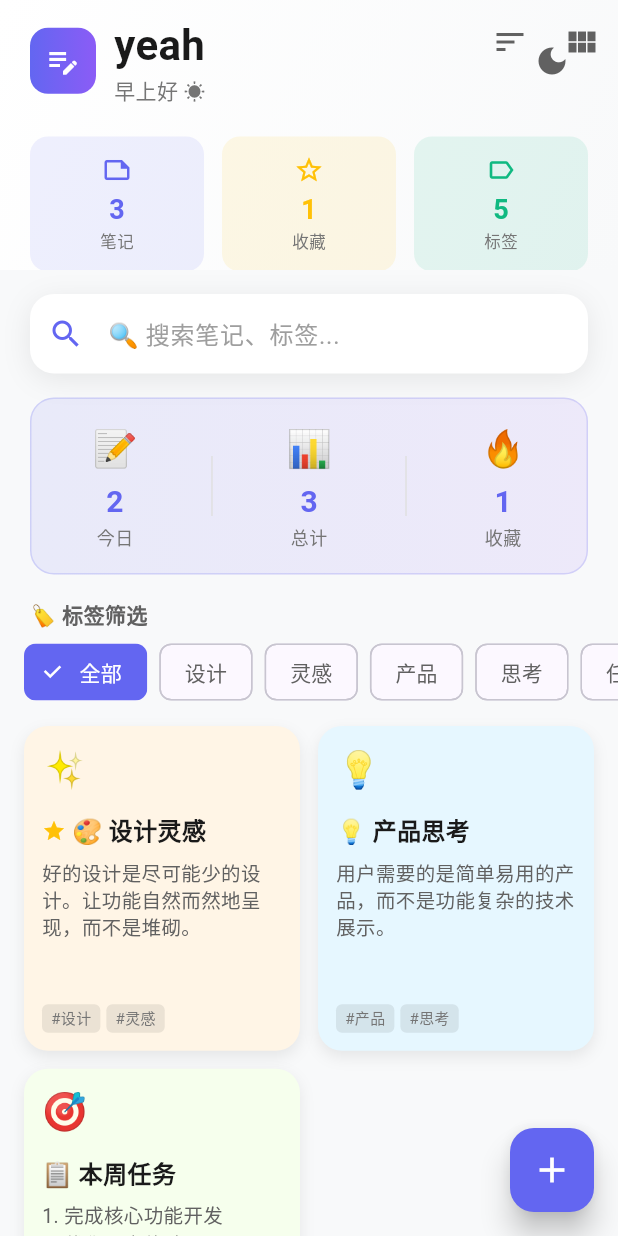
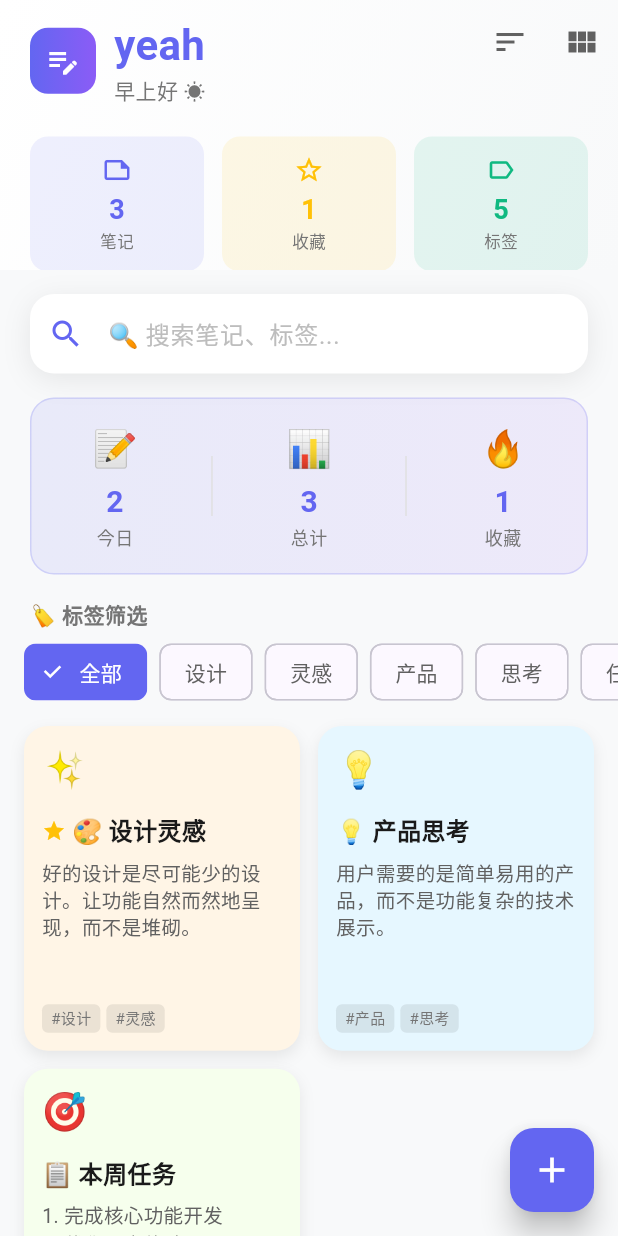
Before and after one commit to yigesurezyxx/yigesureyydsn, a Flutter app: the screen it shows after launch, after a tap on "全部", on a phone screen of 412 x 824 dp. Run offline on Flutter 3.47's test engine with Material 3 defaults, Android fonts, the phone set to English and light mode, and no system bars; our stand-ins replace shared_preferences.

Commit message:
🔧 v5.0.0 Bug修复：全面代码优化和错误修复

```diff
--- a/lib/main.dart
+++ b/lib/main.dart
@@ -1,6 +1,5 @@
 import 'dart:async';
 import 'dart:convert';
-import 'dart:math';
 import 'package:flutter/material.dart';
 import 'package:flutter/services.dart';
 import 'package:shared_preferences/shared_preferences.dart';
@@ -10,7 +9,7 @@ void main() {
   SystemChrome.setSystemUIOverlayStyle(
     const SystemUiOverlayStyle(
       statusBarColor: Colors.transparent,
-      statusBarIconBrightness: Brightness.dark,
+      statusBarIconBrightness: Brightness.light,
     ),
   );
   runApp(const YeahApp());
@@ -32,6 +31,7 @@ class YeahApp extends StatelessWidget {
           brightness: Brightness.light,
         ),
         fontFamily: 'Roboto',
+        scaffoldBackgroundColor: const Color(0xFFF8F9FA),
       ),
       darkTheme: ThemeData(
         useMaterial3: true,
@@ -41,6 +41,7 @@ class YeahApp extends StatelessWidget {
           brightness: Brightness.dark,
         ),
         fontFamily: 'Roboto',
+        scaffoldBackgroundColor: const Color(0xFF121212),
       ),
       themeMode: ThemeMode.system,
       home: const NoteHomePage(),
@@ -62,13 +63,11 @@ class _NoteHomePageState extends State<NoteHomePage> with TickerProviderStateMix
   bool _isLoading = true;
   ViewMode _viewMode = ViewMode.grid;
   String _sortBy = 'date';
-  Set<String> _selectedTags = {};
-  bool _isDarkMode = false;
+  final Set<String> _selectedTags = {};
 
   final TextEditingController _searchController = TextEditingController();
   late AnimationController _fabAnimationController;
   late AnimationController _refreshAnimationController;
-  late AnimationController _searchAnimationController;
 
   @override
   void initState() {
@@ -81,19 +80,20 @@ class _NoteHomePageState extends State<NoteHomePage> with TickerProviderStateMix
       vsync: this,
       duration: const Duration(milliseconds: 800),
     );
-    _searchAnimationController = AnimationController(
-      vsync: this,
-      duration: const Duration(milliseconds: 200),
-    );
     _loadNotes();
     _refreshAnimationController.repeat();
-    _isDarkMode = MediaQuery.platformBrightnessOf(context) == Brightness.dark;
+  }
+
+  @override
+  void didChangeDependencies() {
+    super.didChangeDependencies();
   }
 
   Future<void> _loadNotes() async {
+    try {
       final prefs = await SharedPreferences.getInstance();
       final notesJson = prefs.getString('notes');
-    if (notesJson != null) {
+      if (notesJson != null && notesJson.isNotEmpty) {
         final List<dynamic> notesList = json.decode(notesJson);
         setState(() {
           _notes.addAll(notesList.map((json) => Note.fromJson(json)));
@@ -101,6 +101,10 @@ class _NoteHomePageState extends State<NoteHomePage> with TickerProviderStateMix
           _isLoading = false;
         });
       } else {
+        _addDemoNotes();
+        setState(() => _isLoading = false);
+      }
+    } catch (e) {
       _addDemoNotes();
       setState(() => _isLoading = false);
     }
@@ -119,7 +123,7 @@ class _NoteHomePageState extends State<NoteHomePage> with TickerProviderStateMix
         mood: '✨',
       ),
       Note(
-        id: (DateTime.now().millisecondsSinceEpoch - 1).toString(),
+        id: (DateTime.now().millisecondsSinceEpoch - 1000).toString(),
         title: '💡 产品思考',
         content: '用户需要的是简单易用的产品，而不是功能复杂的技术展示。',
         color: 0xFFE6F7FF,
@@ -128,7 +132,7 @@ class _NoteHomePageState extends State<NoteHomePage> with TickerProviderStateMix
         mood: '💡',
       ),
       Note(
-        id: (DateTime.now().millisecondsSinceEpoch - 2).toString(),
+        id: (DateTime.now().millisecondsSinceEpoch - 2000).toString(),
         title: '📋 本周任务',
         content: '1. 完成核心功能开发\n2. 优化用户体验\n3. 收集用户反馈',
         color: 0xFFF6FFED,
@@ -143,17 +147,22 @@ class _NoteHomePageState extends State<NoteHomePage> with TickerProviderStateMix
   }
 
   Future<void> _saveNotes() async {
+    try {
       final prefs = await SharedPreferences.getInstance();
       final notesJson = json.encode(_notes.map((n) => n.toJson()).toList());
       await prefs.setString('notes', notesJson);
+    } catch (e) {
+      debugPrint('保存笔记失败: $e');
+    }
   }
 
   void _applyFilters() {
     _filteredNotes = _notes.where((note) {
+      final searchLower = _searchQuery.toLowerCase();
       final matchesSearch = _searchQuery.isEmpty ||
-          note.title.toLowerCase().contains(_searchQuery.toLowerCase()) ||
-          note.content.toLowerCase().contains(_searchQuery.toLowerCase()) ||
-          note.tags.any((tag) => tag.toLowerCase().contains(_searchQuery.toLowerCase()));
+          note.title.toLowerCase().contains(searchLower) ||
+          note.content.toLowerCase().contains(searchLower) ||
+          note.tags.any((tag) => tag.toLowerCase().contains(searchLower));
 
       final matchesTags = _selectedTags.isEmpty ||
           note.tags.any((tag) => _selectedTags.contains(tag));
@@ -190,10 +199,11 @@ class _NoteHomePageState extends State<NoteHomePage> with TickerProviderStateMix
     final totalNotes = _notes.length;
     final favoriteNotes = _notes.where((n) => n.isFavorite).length;
     final allTags = _allTags.length;
+    final now = DateTime.now();
     final todayNotes = _notes.where((n) =>
-      n.createdAt.year == DateTime.now().year &&
-      n.createdAt.month == DateTime.now().month &&
-      n.createdAt.day == DateTime.now().day
+      n.createdAt.year == now.year &&
+      n.createdAt.month == now.month &&
+      n.createdAt.day == now.day
     ).length;
     return {
       'total': totalNotes,
@@ -275,6 +285,7 @@ class _NoteHomePageState extends State<NoteHomePage> with TickerProviderStateMix
     });
     _saveNotes();
 
+    if (mounted) {
       ScaffoldMessenger.of(context).showSnackBar(
         SnackBar(
           content: Row(
@@ -288,11 +299,13 @@ class _NoteHomePageState extends State<NoteHomePage> with TickerProviderStateMix
             label: '撤销',
             textColor: Colors.white,
             onPressed: () {
+              if (mounted) {
                 setState(() {
                   _notes.insert(index.clamp(0, _notes.length), deletedNote);
                   _applyFilters();
                 });
                 _saveNotes();
+              }
             },
           ),
           duration: const Duration(seconds: 3),
@@ -301,6 +314,7 @@ class _NoteHomePageState extends State<NoteHomePage> with TickerProviderStateMix
           backgroundColor: Colors.grey[800],
         ),
       );
+    }
   }
 
   void _toggleFavorite(Note note) {
@@ -320,6 +334,7 @@ class _NoteHomePageState extends State<NoteHomePage> with TickerProviderStateMix
   }
 
   void _showSnackBar(String message, IconData icon, Color color) {
+    if (!mounted) return;
     ScaffoldMessenger.of(context).showSnackBar(
       SnackBar(
         content: Row(
@@ -342,7 +357,6 @@ class _NoteHomePageState extends State<NoteHomePage> with TickerProviderStateMix
     final stats = _stats;
 
     return Scaffold(
-      backgroundColor: isDark ? const Color(0xFF121212) : const Color(0xFFF8F9FA),
       body: _isLoading
           ? Center(
               child: Column(
@@ -413,9 +427,6 @@ class _NoteHomePageState extends State<NoteHomePage> with TickerProviderStateMix
                 crossAxisAlignment: CrossAxisAlignment.start,
                 children: [
                   Row(
-                    mainAxisAlignment: MainAxisAlignment.spaceBetween,
-                    children: [
-                      Row(
                     children: [
                       Container(
                         padding: const EdgeInsets.all(10),
@@ -436,28 +447,17 @@ class _NoteHomePageState extends State<NoteHomePage> with TickerProviderStateMix
                             style: TextStyle(
                               fontSize: 28,
                               fontWeight: FontWeight.bold,
-                                  color: Color(0xFF1A1A1A),
+                              color: Color(0xFF6366F1),
                             ),
                           ),
                           Text(
                             _getGreeting(),
                             style: TextStyle(
                               fontSize: 14,
-                                  color: Colors.grey[600],
-                                ),
-                              ),
-                            ],
-                          ),
-                        ],
-                      ),
-                      IconButton(
-                        icon: Icon(
-                          isDark ? Icons.light_mode : Icons.dark_mode,
-                          color: isDark ? Colors.white : Colors.grey[700],
-                        ),
-                        onPressed: () {
-                          setState(() => _isDarkMode = !_isDarkMode);
-                        },
+                              color: isDark ? Colors.white70 : Colors.grey[600],
+                            ),
+                          ),
+                        ],
                       ),
                     ],
                   ),
@@ -551,19 +551,14 @@ class _NoteHomePageState extends State<NoteHomePage> with TickerProviderStateMix
             },
             decoration: InputDecoration(
               hintText: '🔍 搜索笔记、标签...',
-              hintStyle: TextStyle(color: Colors.grey[500]),
-              prefixIcon: AnimatedBuilder(
-                animation: _refreshAnimationController,
-                builder: (context, child) {
-                  return Icon(
-                    _searchQuery.isEmpty ? Icons.search : Icons.search,
+              hintStyle: TextStyle(color: isDark ? Colors.white54 : Colors.grey[400]),
+              prefixIcon: Icon(
+                Icons.search,
                 color: const Color(0xFF6366F1),
-                  );
-                },
               ),
               suffixIcon: _searchQuery.isNotEmpty
                   ? IconButton(
-                      icon: const Icon(Icons.clear, color: Colors.grey),
+                      icon: Icon(Icons.clear, color: isDark ? Colors.white54 : Colors.grey),
                       onPressed: () {
                         _searchController.clear();
                         setState(() {
@@ -576,6 +571,7 @@ class _NoteHomePageState extends State<NoteHomePage> with TickerProviderStateMix
               border: InputBorder.none,
               contentPadding: const EdgeInsets.symmetric(horizontal: 16, vertical: 14),
             ),
+            style: TextStyle(color: isDark ? Colors.white : Colors.black87),
           ),
         ),
       ),
@@ -607,13 +603,13 @@ class _NoteHomePageState extends State<NoteHomePage> with TickerProviderStateMix
               value: '${stats['today']}',
               label: '今日',
             ),
-            Container(width: 1, height: 40, color: Colors.grey[300]),
+            Container(width: 1, height: 40, color: isDark ? Colors.white24 : Colors.grey[300]),
             _QuickStat(
               emoji: '📊',
               value: '${stats['total']}',
               label: '总计',
             ),
-            Container(width: 1, height: 40, color: Colors.grey[300]),
+            Container(width: 1, height: 40, color: isDark ? Colors.white24 : Colors.grey[300]),
             _QuickStat(
               emoji: '🔥',
               value: '${stats['favorite']}',
@@ -642,7 +638,7 @@ class _NoteHomePageState extends State<NoteHomePage> with TickerProviderStateMix
                 style: TextStyle(
                   fontSize: 14,
                   fontWeight: FontWeight.w600,
-                  color: isDark ? Colors.white70 : Colors.grey[700],
+                  color: isDark ? Colors.white70 : Colors.grey[600],
                 ),
               ),
             ),
@@ -888,7 +884,6 @@ class _NoteHomePageState extends State<NoteHomePage> with TickerProviderStateMix
     _searchController.dispose();
     _fabAnimationController.dispose();
     _refreshAnimationController.dispose();
-    _searchAnimationController.dispose();
     super.dispose();
   }
 }
@@ -908,6 +903,7 @@ class _StatCard extends StatelessWidget {
 
   @override
   Widget build(BuildContext context) {
+    final isDark = Theme.of(context).brightness == Brightness.dark;
     return Expanded(
       child: Container(
         padding: const EdgeInsets.symmetric(vertical: 12, horizontal: 8),
@@ -931,7 +927,7 @@ class _StatCard extends StatelessWidget {
               label,
               style: TextStyle(
                 fontSize: 11,
-                color: Colors.grey[600],
+                color: isDark ? Colors.white54 : Colors.grey[600],
               ),
             ),
           ],
@@ -970,7 +966,7 @@ class _QuickStat extends StatelessWidget {
           label,
           style: TextStyle(
             fontSize: 12,
-            color: Colors.grey[600],
+            color: Theme.of(context).brightness == Brightness.dark ? Colors.white54 : Colors.grey[600],
           ),
         ),
       ],
@@ -1437,8 +1433,7 @@ class _NoteEditorPageState extends State<NoteEditorPage> with SingleTickerProvid
   final TextEditingController _contentController = TextEditingController();
   final TextEditingController _tagController = TextEditingController();
   int _selectedColor = 0xFFFFF5E6;
-  List<String> _tags = [];
-  bool _isEditing = false;
+  final List<String> _tags = [];
   String _selectedMood = '';
 
   final List<int> _colors = [
@@ -1476,9 +1471,8 @@ class _NoteEditorPageState extends State<NoteEditorPage> with SingleTickerProvid
       _titleController.text = widget.note!.title;
       _contentController.text = widget.note!.content;
       _selectedColor = widget.note!.color;
-      _tags = List.from(widget.note!.tags);
+      _tags.addAll(widget.note!.tags);
       _selectedMood = widget.note!.mood;
-      _isEditing = true;
     }
     _colorAnimationController.forward();
   }
@@ -1510,27 +1504,33 @@ class _NoteEditorPageState extends State<NoteEditorPage> with SingleTickerProvid
     final tag = _tagController.text.trim();
     if (tag.isEmpty) return;
     if (_tags.contains(tag)) {
+      if (mounted) {
         ScaffoldMessenger.of(context).showSnackBar(
           SnackBar(content: Text('标签 "$tag" 已存在'), duration: const Duration(seconds: 1)),
         );
+      }
       return;
     }
     setState(() {
       _tags.add(tag);
       _tagController.clear();
     });
+    if (mounted) {
       ScaffoldMessenger.of(context).showSnackBar(
         SnackBar(content: Text('已添加标签: $tag'), duration: const Duration(seconds: 1)),
       );
+    }
   }
 
   void _removeTag(String tag) {
     setState(() {
       _tags.remove(tag);
     });
+    if (mounted) {
       ScaffoldMessenger.of(context).showSnackBar(
         SnackBar(content: Text('已删除标签: $tag'), duration: const Duration(seconds: 1)),
       );
+    }
   }
 
   @override
@@ -1550,7 +1550,7 @@ class _NoteEditorPageState extends State<NoteEditorPage> with SingleTickerProvid
           TextButton.icon(
             onPressed: _saveNote,
             icon: Icon(Icons.check, color: isDark ? Colors.white70 : const Color(0xFF6366F1)),
-            label: Text(_isEditing ? '更新' : '保存', style: TextStyle(color: isDark ? Colors.white70 : const Color(0xFF6366F1))),
+            label: Text(widget.note != null ? '更新' : '保存', style: TextStyle(color: isDark ? Colors.white70 : const Color(0xFF6366F1))),
           ),
         ],
       ),
@@ -1580,7 +1580,7 @@ class _NoteEditorPageState extends State<NoteEditorPage> with SingleTickerProvid
                         fontWeight: FontWeight.bold,
                         color: Color(0xFF1A1A1A),
                       ),
-                      autofocus: !_isEditing,
+                      autofocus: widget.note == null,
                     ),
                     const SizedBox(height: 16),
                     TextField(
@@ -1843,14 +1843,14 @@ class Note {
       };
 
   factory Note.fromJson(Map<String, dynamic> json) => Note(
-        id: json['id'],
-        title: json['title'],
-        content: json['content'],
-        color: json['color'],
-        tags: List<String>.from(json['tags'] ?? []),
-        createdAt: DateTime.parse(json['createdAt']),
-        isFavorite: json['isFavorite'] ?? false,
-        mood: json['mood'] ?? '',
+        id: json['id'] as String? ?? DateTime.now().millisecondsSinceEpoch.toString(),
+        title: json['title'] as String? ?? '',
+        content: json['content'] as String? ?? '',
+        color: json['color'] as int? ?? 0xFFFFF5E6,
+        tags: (json['tags'] as List<dynamic>?)?.map((e) => e as String).toList() ?? [],
+        createdAt: json['createdAt'] != null ? DateTime.tryParse(json['createdAt']) ?? DateTime.now() : DateTime.now(),
+        isFavorite: json['isFavorite'] as bool? ?? false,
+        mood: json['mood'] as String? ?? '',
       );
 }
 
--- a/pubspec.yaml
+++ b/pubspec.yaml
@@ -16,7 +16,7 @@ publish_to: 'none' # Remove this line if you wish to publish to pub.dev
 # https://developer.apple.com/library/archive/documentation/General/Reference/InfoPlistKeyReference/Articles/CoreFoundationKeys.html
 # In Windows, build-name is used as the major, minor, and patch parts
 # of the product and file versions while build-number is used as the build suffix.
-version: 4.0.0+1
+version: 5.0.0+1
 
 environment:
   sdk: '>=3.4.3 <4.0.0'
```
Lines whose indentation alone changed are shown as unchanged.
